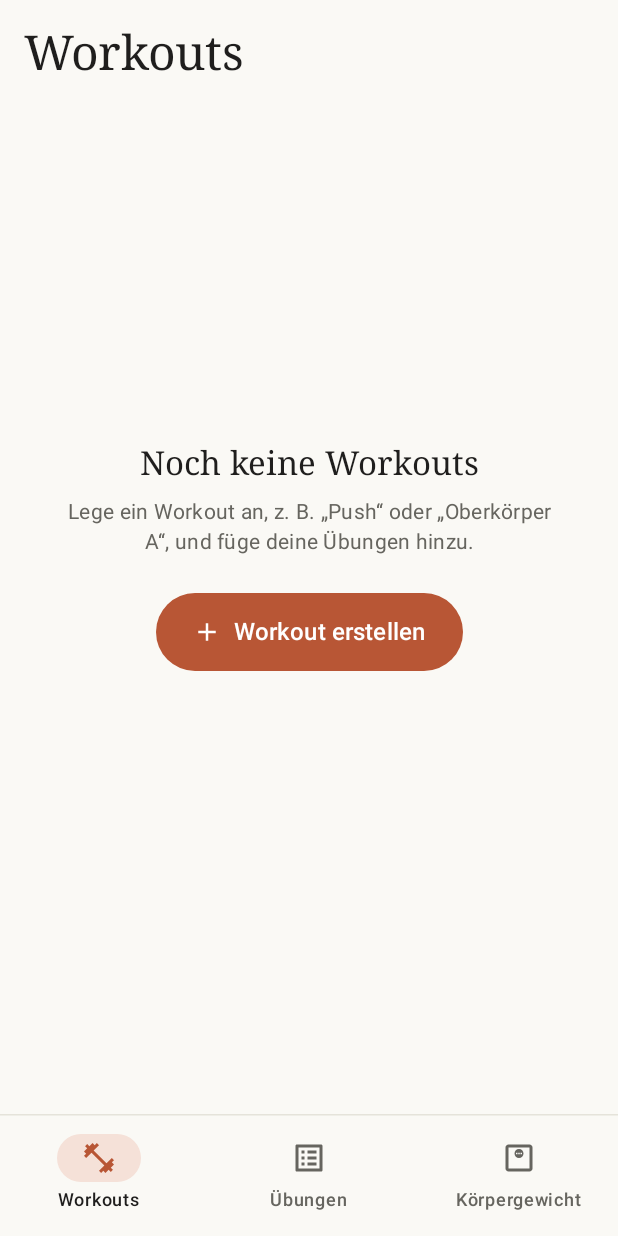
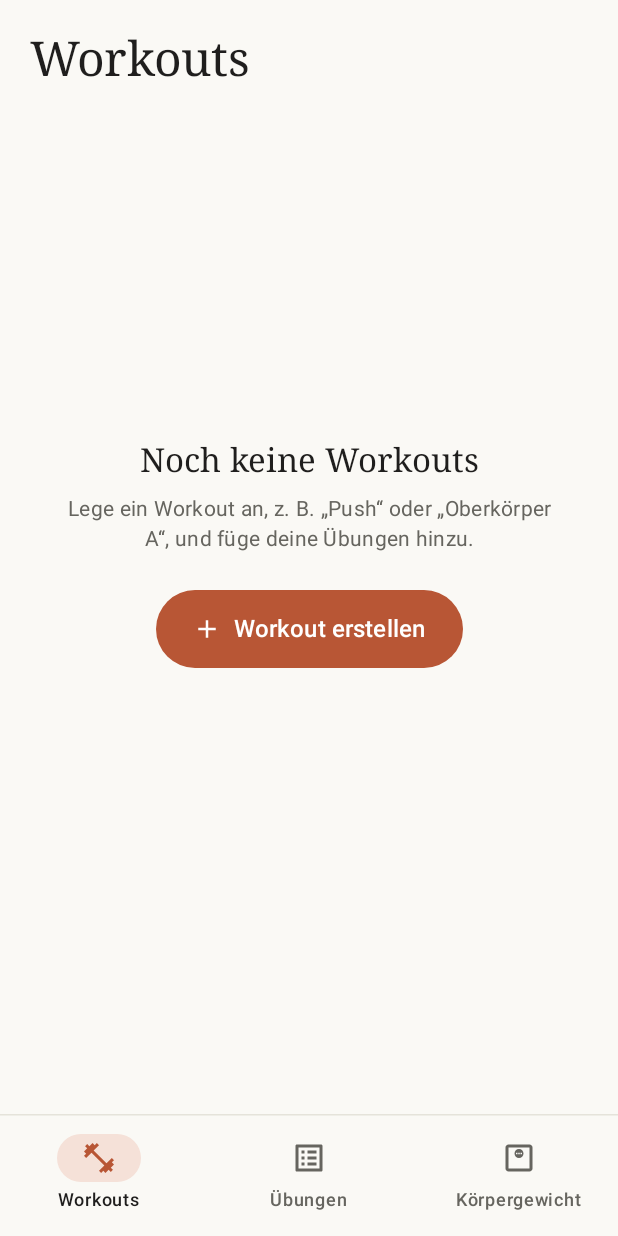
Before and after one commit to sheuberger0/Fitness-App, an Android app built with Jetpack Compose: the screen it shows after launch (MainActivity), on a phone screen of 412 x 824 dp. Run offline under Robolectric (Android 15) with nearby library versions, the phone set to English and light mode, and no system bars; our stand-ins replace Room's generated code.

Commit message:
Screenshot-Review: Titel bündig, Eingabewerte mittig, Statistik passt zur Veränderung; APK 1.2
- Workouts-Titel steht wie auf den anderen Tabs 20 dp vom Rand (kein Springen beim Tab-Wechsel)
- Gewicht und Wiederholungen im Eingabe-Sheet genau in der Feldmitte
- Körpergewicht: Graph-Karte mit gleichem Rand wie die anderen Karten, Start/Tiefst/Höchst ungerundet
- apk/Fitness-1.2.apk ersetzt 1.1 (gleicher Schlüssel, installiert sich als Update)

Co-Authored-By: Claude Opus 5.5 (1M context) <noreply@anthropic.com>
Claude-Session: https://claude.ai/code/session_01AM9ctZNr5h43bu7TzA16sK

```diff
--- a/app/src/main/java/com/sheuberger/fitness/ui/components/EntrySheet.kt
+++ b/app/src/main/java/com/sheuberger/fitness/ui/components/EntrySheet.kt
@@ -31,6 +31,8 @@ import androidx.compose.runtime.saveable.rememberSaveable
 import androidx.compose.runtime.setValue
 import androidx.compose.ui.Alignment
 import androidx.compose.ui.Modifier
+import androidx.compose.ui.graphics.Color
+import androidx.compose.ui.semantics.clearAndSetSemantics
 import androidx.compose.ui.text.input.ImeAction
 import androidx.compose.ui.text.input.KeyboardType
 import androidx.compose.ui.text.style.TextAlign
@@ -216,6 +218,9 @@ private fun Stepper(
             isError = isError,
             // Zeilenhöhe 24 sp: 16 dp + 24 + 16 dp = 56 dp Feldhöhe (mit der Standard-Zeilenhöhe wären es 64 dp).
             textStyle = MaterialTheme.typography.headlineSmall.copy(textAlign = TextAlign.Center, lineHeight = 24.sp),
+            // Unsichtbares Gegenstück zur Einheit: links und rechts gleich viel Rand, damit die Zahl
+            // in der Feldmitte steht und Gewicht und Wiederholungen genau untereinander liegen.
+            prefix = { Text(suffix, color = Color.Transparent, modifier = Modifier.clearAndSetSemantics {}) },
             suffix = { Text(suffix) },
             keyboardOptions = KeyboardOptions(keyboardType = keyboardType, imeAction = ImeAction.Done),
             shape = AppFieldShape,
--- a/app/src/main/java/com/sheuberger/fitness/ui/workouts/WorkoutsScreen.kt
+++ b/app/src/main/java/com/sheuberger/fitness/ui/workouts/WorkoutsScreen.kt
@@ -104,7 +104,7 @@ fun WorkoutsScreen(
             when (shown) {
                 ScreenContent.Loading -> Unit
                 ScreenContent.Empty -> Column(Modifier.padding(innerPadding)) {
-                    ScreenTitle(Modifier.padding(horizontal = 16.dp, vertical = 8.dp))
+                    ScreenTitle(Modifier.padding(start = 20.dp, top = 8.dp))
                     EmptyState(
                         title = "Noch keine Workouts",
                         message = "Lege ein Workout an, z. B. „Push“ oder „Oberkörper A“, und füge deine Übungen hinzu.",
@@ -126,7 +126,9 @@ fun WorkoutsScreen(
                     modifier = Modifier.fillMaxSize(),
                 ) {
                     item(key = "title") {
-                        Column(Modifier.entrance(entrance, 0)) {
+                        // 4 dp Einzug zusätzlich zum Listenrand: Titel und Untertitel stehen wie bei den
+                        // anderen Tabs 20 dp vom Rand, damit beim Tab-Wechsel nichts springt.
+                        Column(Modifier.entrance(entrance, 0).padding(start = 4.dp)) {
                             ScreenTitle()
                             Spacer(Modifier.height(2.dp))
                             Text(
@@ -204,7 +206,7 @@ private fun ScreenTitle(modifier: Modifier = Modifier) {
         text = "Workouts",
         style = MaterialTheme.typography.headlineLarge,
         color = MaterialTheme.colorScheme.onSurface,
-        modifier = modifier.padding(top = 8.dp),
+        modifier = modifier.padding(top = 12.dp),
     )
 }
 
```
Also changed, not shown: app/src/main/java/com/sheuberger/fitness/ui/bodyweight/BodyWeightScreen.kt (+6 -5 lines), 3 other files.
